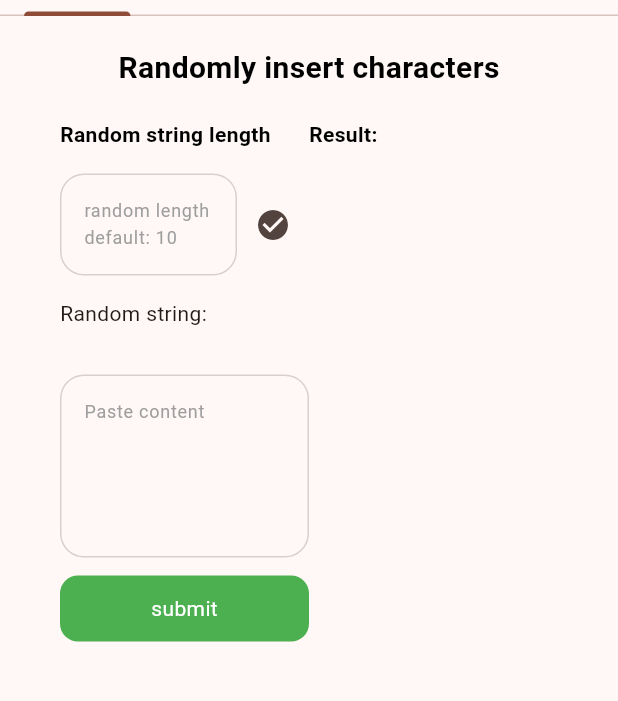
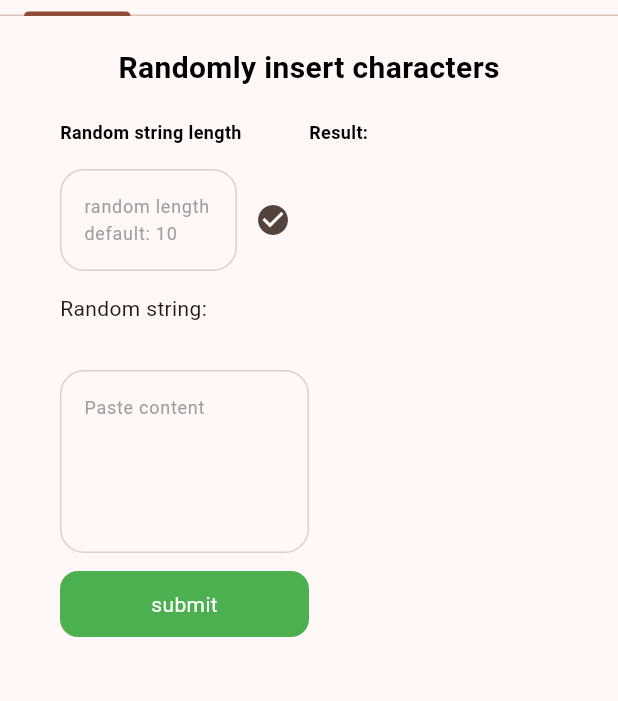
Before and after one commit to fishofeyes/generateBase64Code, a Flutter app: the screen it shows after launch, on a phone screen of 412 x 824 dp, the part 44-745 px from its top. Run offline on Flutter 3.47's test engine with Material 3 defaults, Android fonts, the phone set to English and light mode, and no system bars; our stand-ins replace flutter_highlight; missing offline and left inert: desktop_drop.

Commit message:
update model

```diff
--- a/lib/page/api_mix/api_page.dart
+++ b/lib/page/api_mix/api_page.dart
@@ -134,7 +134,7 @@ struct MyEnum {
                       const Text(
                         "混淆映射表 CSV:",
                         style: TextStyle(
-                          fontSize: 14,
+                          fontSize: 12,
                           fontWeight: FontWeight.w600,
                           color: Colors.black,
                         ),
@@ -177,7 +177,7 @@ struct MyEnum {
                       const Text(
                         "API ID CSV:",
                         style: TextStyle(
-                          fontSize: 14,
+                          fontSize: 12,
                           fontWeight: FontWeight.w600,
                           color: Colors.black,
                         ),
@@ -221,7 +221,7 @@ struct MyEnum {
                       const Text(
                         "Paste api enum:",
                         style: TextStyle(
-                          fontSize: 14,
+                          fontSize: 12,
                           fontWeight: FontWeight.w600,
                           color: Colors.black,
                         ),
--- a/lib/page/base64/base64_page.dart
+++ b/lib/page/base64/base64_page.dart
@@ -113,7 +113,7 @@ class _Base64PageState extends State<Base64Page>
                           const Text(
                             "Random string length",
                             style: TextStyle(
-                              fontSize: 14,
+                              fontSize: 12,
                               fontWeight: FontWeight.w600,
                               color: Colors.black,
                             ),
@@ -214,7 +214,7 @@ class _Base64PageState extends State<Base64Page>
                         const Text(
                           "Result: ",
                           style: TextStyle(
-                            fontSize: 14,
+                            fontSize: 12,
                             fontWeight: FontWeight.w600,
                             color: Colors.black,
                           ),
@@ -230,7 +230,7 @@ class _Base64PageState extends State<Base64Page>
                                     child: Text(
                                       result,
                                       style: const TextStyle(
-                                          fontSize: 14, color: Colors.black),
+                                          fontSize: 12, color: Colors.black),
                                       overflow: TextOverflow.ellipsis,
                                       maxLines: 5,
                                     ),
@@ -270,7 +270,7 @@ class _Base64PageState extends State<Base64Page>
                                     child: Text(
                                       useStr,
                                       style: const TextStyle(
-                                          fontSize: 14, color: Colors.black),
+                                          fontSize: 12, color: Colors.black),
                                       overflow: TextOverflow.ellipsis,
                                       maxLines: 2,
                                     ),
@@ -296,7 +296,7 @@ class _Base64PageState extends State<Base64Page>
                                     child: Text(
                                       useDetailStr,
                                       style: const TextStyle(
-                                          fontSize: 14, color: Colors.black),
+                                          fontSize: 12, color: Colors.black),
                                       overflow: TextOverflow.ellipsis,
                                       maxLines: 5,
                                     ),
--- a/lib/page/model_mix/view/rule_item.dart
+++ b/lib/page/model_mix/view/rule_item.dart
@@ -33,7 +33,7 @@ class RuleItem extends StatelessWidget {
               data,
               style: const TextStyle(
                   color: Colors.black,
-                  fontSize: 14,
+                  fontSize: 12,
                   fontWeight: FontWeight.w500),
             )
           ],
--- a/lib/page/paseEnum/parse_enum_page.dart
+++ b/lib/page/paseEnum/parse_enum_page.dart
@@ -146,7 +146,7 @@ class _ParseEnumPageState extends State<ParseEnumPage>
                     const Text(
                       "Choose project name",
                       style: TextStyle(
-                        fontSize: 14,
+                        fontSize: 12,
                         fontWeight: FontWeight.w600,
                         color: Colors.black,
                       ),
@@ -162,7 +162,7 @@ class _ParseEnumPageState extends State<ParseEnumPage>
                     const Text(
                       "注意：1. 需要自行过滤未使用的埋点枚举。\n2. 自行修改类名，变量名。防止代码重复",
                       style: TextStyle(
-                        fontSize: 14,
+                        fontSize: 12,
                         fontWeight: FontWeight.w600,
                         color: Colors.red,
                       ),
```
Also changed, not shown: lib/page/model_mix/model_mix_page.dart (+5 -5 lines).
